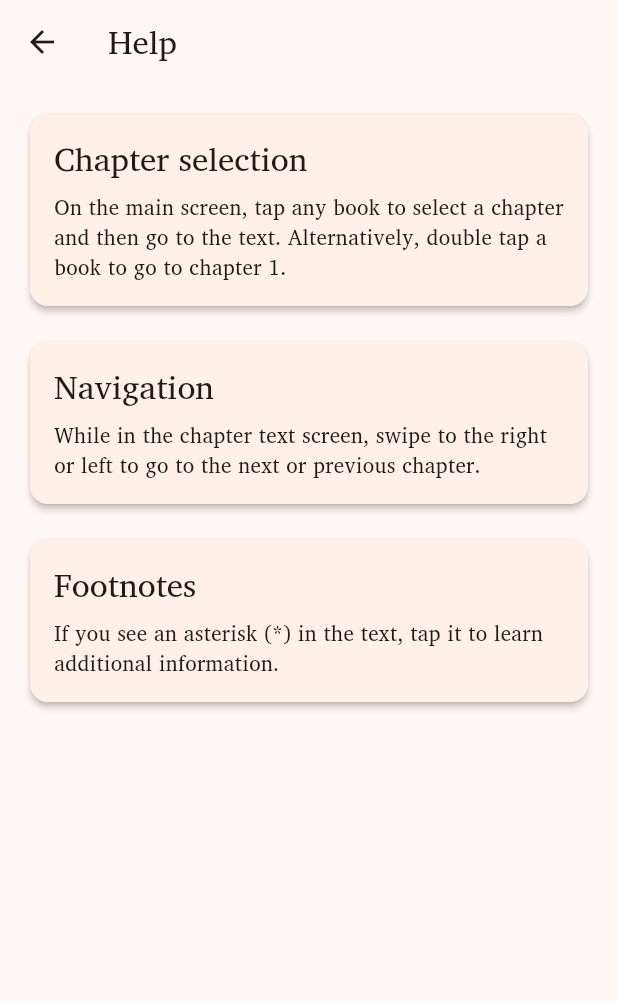
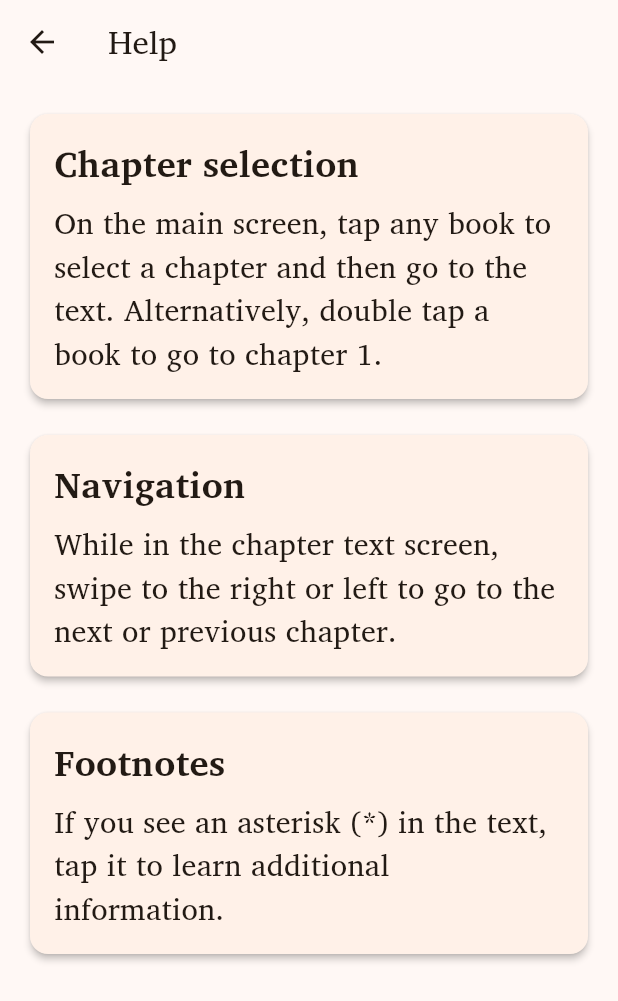
Before and after one commit to ethnosdev/bsb, a Flutter app: the screen it shows after launch, in the side drawer, after a tap on "Help", on a phone screen of 412 x 824 dp. Shown: the top 1001 px of the screen. Run offline on Flutter 3.47's test engine with Material 3 defaults, Android fonts, the phone set to English and light mode, and no system bars; our stand-ins replace get_it, package_info_plus, shared_preferences, sqflite; missing offline and left inert: sqlite3; accounts and stored records are empty; statements that could not run were skipped; project files that could hold a hidden picture were left out.

Commit message:
increase font size for help and footnotes

```diff
--- a/flutter_app/lib/ui/help.dart
+++ b/flutter_app/lib/ui/help.dart
@@ -1,7 +1,31 @@
+import 'package:bsb/infrastructure/service_locator.dart';
+import 'package:bsb/ui/settings/user_settings.dart';
 import 'package:flutter/material.dart';
 
-class HelpPage extends StatelessWidget {
+class HelpPage extends StatefulWidget {
   const HelpPage({super.key});
+
+  @override
+  State<HelpPage> createState() => _HelpPageState();
+}
+
+class _HelpPageState extends State<HelpPage> {
+  late double fontSize;
+  late TextStyle _titleStyle;
+  late TextStyle _contentStyle;
+
+  @override
+  void initState() {
+    super.initState();
+    fontSize = getIt<UserSettings>().textSize;
+    _titleStyle = TextStyle(
+      fontSize: fontSize * 1.2,
+      fontWeight: FontWeight.bold,
+    );
+    _contentStyle = TextStyle(
+      fontSize: fontSize,
+    );
+  }
 
   @override
   Widget build(BuildContext context) {
@@ -12,22 +36,28 @@ class HelpPage extends StatelessWidget {
       ),
       body: ListView(
         padding: const EdgeInsets.all(16.0),
-        children: const [
+        children: [
           _HelpCard(
             title: 'Chapter selection',
             content: 'On the main screen, tap any book to select a chapter and then go to the text. '
                 'Alternatively, double tap a book to go to chapter 1.',
+            titleStyle: _titleStyle,
+            contentStyle: _contentStyle,
           ),
-          SizedBox(height: 16),
+          const SizedBox(height: 16),
           _HelpCard(
             title: 'Navigation',
             content: 'While in the chapter text screen, swipe to the right or left '
                 'to go to the next or previous chapter.',
+            titleStyle: _titleStyle,
+            contentStyle: _contentStyle,
           ),
-          SizedBox(height: 16),
+          const SizedBox(height: 16),
           _HelpCard(
             title: 'Footnotes',
             content: 'If you see an asterisk (*) in the text, tap it to learn additional information.',
+            titleStyle: _titleStyle,
+            contentStyle: _contentStyle,
           ),
         ],
       ),
@@ -38,10 +68,14 @@ class HelpPage extends StatelessWidget {
 class _HelpCard extends StatelessWidget {
   final String title;
   final String content;
+  final TextStyle titleStyle;
+  final TextStyle contentStyle;
 
   const _HelpCard({
     required this.title,
     required this.content,
+    required this.titleStyle,
+    required this.contentStyle,
   });
 
   @override
@@ -55,12 +89,12 @@ class _HelpCard extends StatelessWidget {
           children: [
             Text(
               title,
-              style: Theme.of(context).textTheme.titleLarge,
+              style: titleStyle,
             ),
             const SizedBox(height: 8),
             Text(
               content,
-              style: Theme.of(context).textTheme.bodyMedium,
+              style: contentStyle,
             ),
           ],
         ),
--- a/flutter_app/lib/ui/text/text_page.dart
+++ b/flutter_app/lib/ui/text/text_page.dart
@@ -1,3 +1,5 @@
+import 'package:bsb/infrastructure/service_locator.dart';
+import 'package:bsb/ui/settings/user_settings.dart';
 import 'package:bsb/ui/text/chapter_layout.dart';
 import 'package:flutter/material.dart';
 
@@ -61,7 +63,12 @@ class _TextPageState extends State<TextPage> {
               showDialog(
                 context: context,
                 builder: (context) => AlertDialog(
-                  content: Text(note),
+                  content: SelectableText(
+                    note,
+                    style: TextStyle(
+                      fontSize: getIt<UserSettings>().textSize,
+                    ),
+                  ),
                 ),
               );
             },
```
